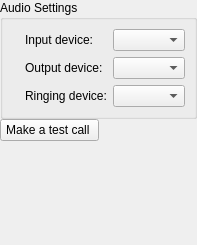
The window that wengophone/src/presentation/qt/config/AudioSettings.ui (tkrotoff/WengoPhone) describes before a commit, drawn with Qt 5.
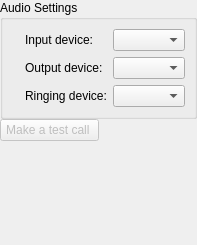
The same window after the commit. Icons and pictures are not drawn.

Patch:
```diff
--- a/wengophone/src/presentation/qt/config/AudioSettings.ui
+++ b/wengophone/src/presentation/qt/config/AudioSettings.ui
@@ -135,6 +135,9 @@
    </item>
    <item row="1" column="0" >
     <widget class="QPushButton" name="makeTestCallButton" >
+     <property name="enabled" >
+      <bool>false</bool>
+     </property>
      <property name="text" >
       <string>Make a test call </string>
      </property>
```
